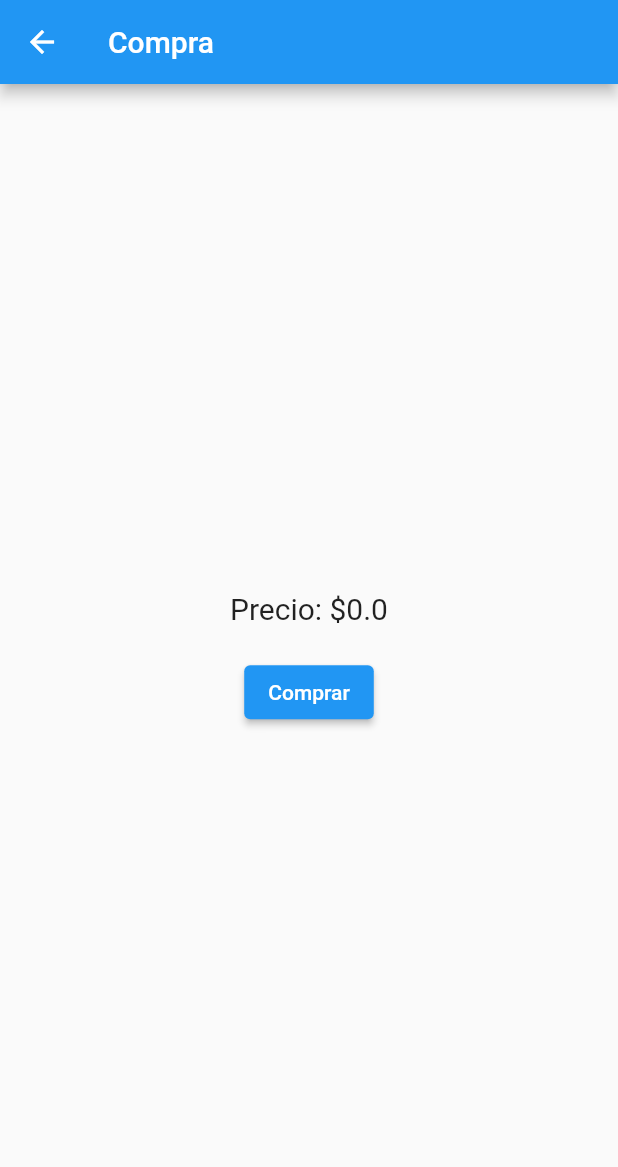
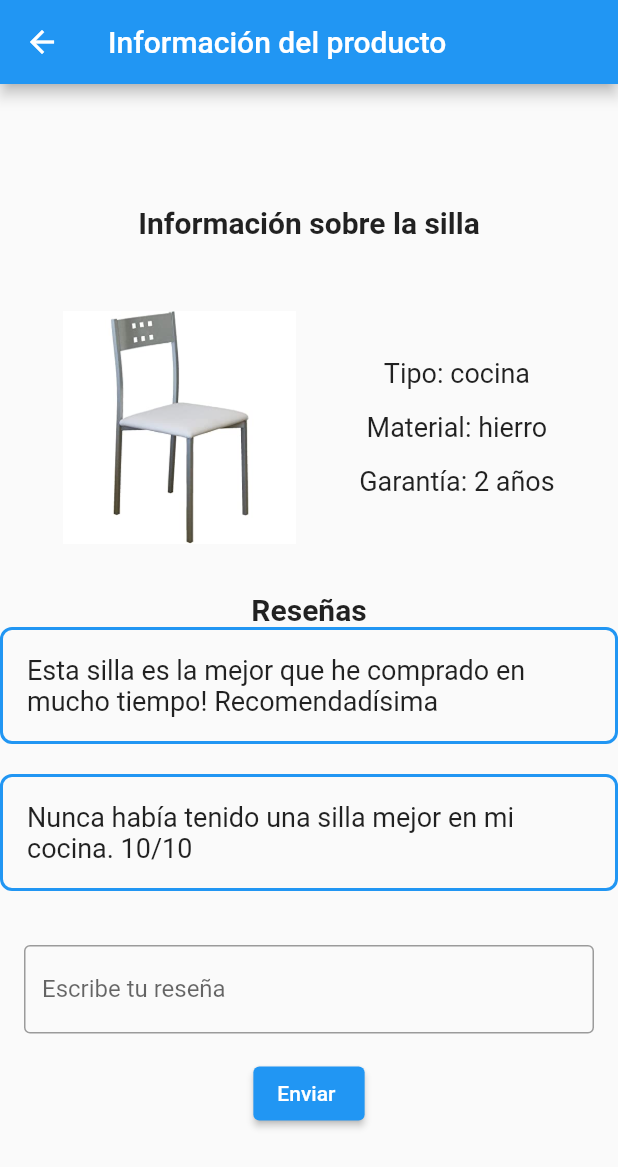
Before and after one commit to dpoulols/ds_p2_flutter, a Flutter app: the CatalogScreen screen opened directly, after a tap on "Información", on a phone screen of 412 x 824 dp. Shown: the top 1167 px of the screen. Run offline on Flutter 3.47's test engine with Material 2 defaults, Android fonts, the phone set to English and light mode, and no system bars; network calls fail.

Commit message:
Añadida pantalla de información
Se muestra para cada mueble la información principal, su garantía y las reseñas, además de permitir realizar reseñas

```diff
--- a/lib/catalog_screen.dart
+++ b/lib/catalog_screen.dart
@@ -11,8 +11,8 @@ import 'package:ds_p2_flutter/mesa_oficina.dart';
 import 'package:ds_p2_flutter/silla_oficina.dart';
 import 'package:ds_p2_flutter/silla_cocina.dart';
 
-import 'package:ds_p2_flutter/purchase_screen.dart';
 import 'package:ds_p2_flutter/carrito.dart';
+import 'package:ds_p2_flutter/informationScreen.dart';
 
 class CatalogScreen extends StatefulWidget {
   @override
@@ -343,7 +343,7 @@ class _CatalogScreenState extends State<CatalogScreen> {
                         onPressed: (){
                           Navigator.push(
                             context,
-                            MaterialPageRoute(builder: (context) => PurchaseScreen(myCarrito: carrito)),
+                            MaterialPageRoute(builder: (context) => InformationScreen(mueble: "silla", tipo: "cocina", material: "hierro")),
                           );
                         },
                         child: Text("Información"),
@@ -387,7 +387,7 @@ class _CatalogScreenState extends State<CatalogScreen> {
                         onPressed: (){
                           Navigator.push(
                             context,
-                            MaterialPageRoute(builder: (context) => PurchaseScreen(myCarrito: carrito)),
+                            MaterialPageRoute(builder: (context) => InformationScreen(mueble: "silla", tipo: "cocina", material: "madera")),
                           );
                         },
                         child: Text("Información"),
@@ -431,7 +431,7 @@ class _CatalogScreenState extends State<CatalogScreen> {
                         onPressed: (){
                           Navigator.push(
                             context,
-                            MaterialPageRoute(builder: (context) => PurchaseScreen(myCarrito: carrito)),
+                            MaterialPageRoute(builder: (context) => InformationScreen(mueble: "silla", tipo: "cocina", material: "plastico")),
                           );
                         },
                         child: Text("Información"),
@@ -475,7 +475,7 @@ class _CatalogScreenState extends State<CatalogScreen> {
                         onPressed: (){
                           Navigator.push(
                             context,
-                            MaterialPageRoute(builder: (context) => PurchaseScreen(myCarrito: carrito)),
+                            MaterialPageRoute(builder: (context) => InformationScreen(mueble: "silla", tipo: "oficina", material: "hierro")),
                           );
                         },
                         child: Text("Información"),
@@ -519,7 +519,7 @@ class _CatalogScreenState extends State<CatalogScreen> {
                         onPressed: (){
                           Navigator.push(
                             context,
-                            MaterialPageRoute(builder: (context) => PurchaseScreen(myCarrito: carrito)),
+                            MaterialPageRoute(builder: (context) => InformationScreen(mueble: "silla", tipo: "oficina", material: "madera")),
                           );
                         },
                         child: Text("Información"),
@@ -563,7 +563,7 @@ class _CatalogScreenState extends State<CatalogScreen> {
                         onPressed: (){
                           Navigator.push(
                             context,
-                            MaterialPageRoute(builder: (context) => PurchaseScreen(myCarrito: carrito)),
+                            MaterialPageRoute(builder: (context) => InformationScreen(mueble: "silla", tipo: "oficina", material: "plastico")),
                           );
                         },
                         child: Text("Información"),
@@ -607,7 +607,7 @@ class _CatalogScreenState extends State<CatalogScreen> {
                         onPressed: (){
                           Navigator.push(
                             context,
-                            MaterialPageRoute(builder: (context) => PurchaseScreen(myCarrito: carrito)),
+                            MaterialPageRoute(builder: (context) => InformationScreen(mueble: "mesa", tipo: "cocina", material: "hierro")),
                           );
                         },
                         child: Text("Información"),
@@ -651,7 +651,7 @@ class _CatalogScreenState extends State<CatalogScreen> {
                         onPressed: (){
                           Navigator.push(
                             context,
-                            MaterialPageRoute(builder: (context) => PurchaseScreen(myCarrito: carrito)),
+                            MaterialPageRoute(builder: (context) => InformationScreen(mueble: "mesa", tipo: "cocina", material: "madera")),
                           );
                         },
                         child: Text("Información"),
@@ -695,7 +695,7 @@ class _CatalogScreenState extends State<CatalogScreen> {
                         onPressed: (){
                           Navigator.push(
                             context,
-                            MaterialPageRoute(builder: (context) => PurchaseScreen(myCarrito: carrito)),
+                            MaterialPageRoute(builder: (context) => InformationScreen(mueble: "mesa", tipo: "cocina", material: "plastico")),
                           );
                         },
                         child: Text("Información"),
@@ -739,7 +739,7 @@ class _CatalogScreenState extends State<CatalogScreen> {
                         onPressed: (){
                           Navigator.push(
                             context,
-                            MaterialPageRoute(builder: (context) => PurchaseScreen(myCarrito: carrito)),
+                            MaterialPageRoute(builder: (context) => InformationScreen(mueble: "mesa", tipo: "oficina", material: "hierro")),
                           );
                         },
                         child: Text("Información"),
@@ -783,7 +783,7 @@ class _CatalogScreenState extends State<CatalogScreen> {
                         onPressed: (){
                           Navigator.push(
                             context,
-                            MaterialPageRoute(builder: (context) => PurchaseScreen(myCarrito: carrito)),
+                            MaterialPageRoute(builder: (context) => InformationScreen(mueble: "mesa", tipo: "cocina", material: "madera")),
                           );
                         },
                         child: Text("Información"),
@@ -827,7 +827,7 @@ class _CatalogScreenState extends State<CatalogScreen> {
                         onPressed: (){
                           Navigator.push(
                             context,
-                            MaterialPageRoute(builder: (context) => PurchaseScreen(myCarrito: carrito)),
+                            MaterialPageRoute(builder: (context) => InformationScreen(mueble: "mesa", tipo: "cocina", material: "plastico")),
                           );
                         },
                         child: Text("Información"),
--- /dev/null
+++ b/lib/informationScreen.dart
@@ -0,0 +1,169 @@
+import 'package:flutter/material.dart';
+import 'package:ds_p2_flutter/home_page.dart';
+import 'package:ds_p2_flutter/catalog_screen.dart';
+import 'catalog_screen.dart';
+
+class InformationScreen extends StatefulWidget {
+
+  final String mueble;
+  final String tipo;
+  final String material;
+
+  InformationScreen({required this.mueble, required this.tipo, required this.material});
+
+  _InformationScreenState createState() => _InformationScreenState(mueble:mueble, tipo:tipo, material:material);
+}
+
+class _InformationScreenState extends State<InformationScreen> {
+
+  final String mueble;
+  final String tipo;
+  final String material;
+
+  _InformationScreenState({required this.material, required this.tipo, required this.mueble});
+
+  TextEditingController _textEditingController = TextEditingController();
+  String _displayText = '';
+
+  void _clearText() {
+    setState(() {
+      _textEditingController.clear();
+      _displayText = '';
+    });
+  }
+
+
+  void showPopUp() {
+    showDialog(
+      context: context,
+      builder: (BuildContext context) {
+        return AlertDialog(
+          title: Text("¡Gracias por tu reseña!"),
+          content: Text("Nuestro equipo de expertos está revisando tu reseña. Tras el proceso usual, publicaremos tu reseña"),
+          actions: <Widget>[
+            ElevatedButton(
+              child: Text("OK"),
+              onPressed: () {
+                Navigator.of(context).pop();
+              },
+            ),
+          ],
+        );
+      },
+    );
+  }
+
+  @override
+  Widget build(BuildContext context) {
+    return Scaffold(
+      appBar: AppBar(
+        title: Text('Información del producto'),
+      ),
+      body: Center(
+        child: SingleChildScrollView(
+          child: Column(
+            mainAxisAlignment: MainAxisAlignment.center,
+            children: [
+              const SizedBox(height: 10.0),
+              Row(
+                mainAxisAlignment: MainAxisAlignment.center,
+                children: [
+                  Text(
+                    'Información sobre la ${mueble}',
+                    style: TextStyle(fontSize: 20.0, fontWeight: FontWeight.bold),
+                  ),
+                ],
+              ),
+
+
+              const SizedBox(height: 15.0),
+
+              //SECCION SILLAS
+              SizedBox(height: 30.0),
+
+              Row(
+                mainAxisAlignment: MainAxisAlignment.spaceEvenly,
+                children:[
+                  Image.asset('assets/${mueble}_${tipo}_${material}.jpg', width: 155, height: 160),
+                  Column(
+                    mainAxisAlignment: MainAxisAlignment.spaceEvenly,
+                    children: [
+                      Text(
+                        'Tipo: ${tipo}',
+                        style: TextStyle(fontSize: 18.0),
+                      ),
+                      SizedBox(height: 15.0),
+                      Text(
+                        'Material: ${material}',
+                        style: TextStyle(fontSize: 18.0),
+                      ),
+                      SizedBox(height: 15.0),
+                      Text(
+                        'Garantía: 2 años',
+                        style: TextStyle(fontSize: 18.0),
+                      ),
+                    ],
+                  )
+                ],
+              ),
+              SizedBox(height: 30.0),
+              Text(
+                'Reseñas',
+                style: TextStyle(fontSize: 20.0, fontWeight: FontWeight.bold),
+              ),
+              Container(
+                padding: EdgeInsets.all(16.0),
+                decoration: BoxDecoration(
+                  border: Border.all(
+                    color: Colors.blue,
+                    width: 2.0,
+                  ),
+                  borderRadius: BorderRadius.circular(8.0),
+                ),
+                child: Text(
+                  'Esta ${mueble} es la mejor que he comprado en mucho tiempo! Recomendadísima',
+                  style: TextStyle(fontSize: 18.0),
+                ),
+              ),
+              SizedBox(height: 20.0),
+              Container(
+                padding: EdgeInsets.all(16.0),
+                decoration: BoxDecoration(
+                  border: Border.all(
+                    color: Colors.blue,
+                    width: 2.0,
+                  ),
+                  borderRadius: BorderRadius.circular(8.0),
+                ),
+                child: Text(
+                  'Nunca había tenido una ${mueble} mejor en mi ${tipo}. 10/10',
+                  style: TextStyle(fontSize: 18.0),
+                ),
+              ),
+              SizedBox(height: 20.0),
+              Padding(
+                padding: const EdgeInsets.all(16.0),
+                child: TextField(
+                  controller: _textEditingController,
+                  decoration: InputDecoration(
+                    border: OutlineInputBorder(),
+                    labelText: 'Escribe tu reseña',
+                  ),
+                  onChanged: (value) {
+
+                  },
+                ),
+              ),
+              ElevatedButton(
+                onPressed: () {
+                  _clearText();
+                  showPopUp();
+                },
+                child: Text('Enviar '),
+              ),
+            ],
+          ),),
+      ),
+    );
+  }
+}
```
